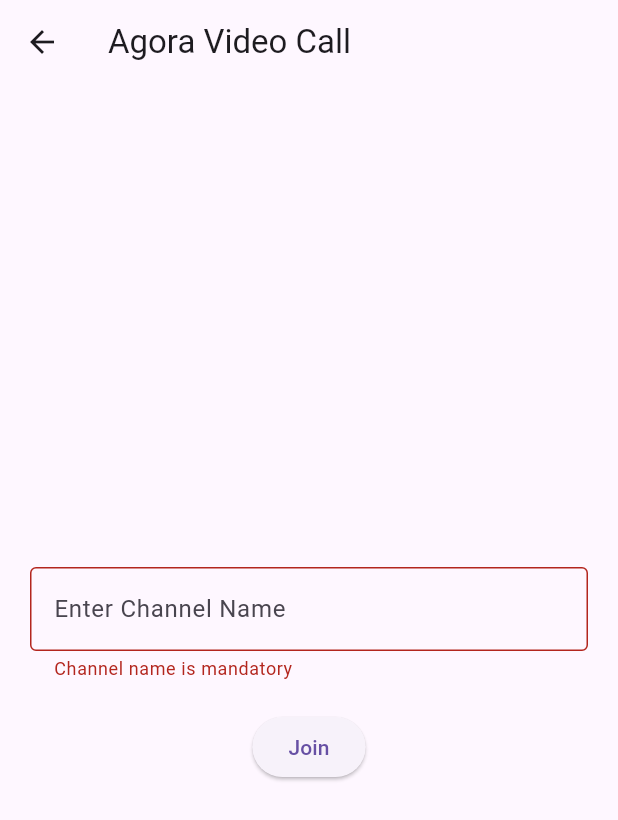
After one commit to Bipin058/SMART_HEALTH, a Flutter app: the VideoCallHomePage screen opened directly, after a tap on "Join", on a phone screen of 412 x 824 dp. The commit adds this screen. Shown: the top 820 px of the screen. Run offline on Flutter 3.47's test engine with Material 3 defaults, Android fonts, the phone set to English and light mode, and no system bars; our stand-ins replace cloud_firestore, firebase_auth, firebase_core, flutter_local_notifications, permission_handler, shared_preferences and 2 more; missing offline and left inert: agora_rtc_engine, flutter_sound; accounts and stored records are empty.

Commit message:
made changes to the appointment booking and added video call

```diff
--- a/lib/screens/user_home_page.dart
+++ b/lib/screens/user_home_page.dart
@@ -1,4 +1,5 @@
 import 'package:flutter/material.dart';
+import 'package:harry/screens/video_call_homepage.dart';
 import 'package:harry/screens/view_remainders_page.dart';
 import 'about_us_page.dart';
 import 'help_page.dart';
@@ -59,14 +60,14 @@ class UserHomePage extends StatelessWidget {
                 Navigator.push(
                   context,
                   MaterialPageRoute(
-                      builder: (context) => const MedicalReportPage()),
+                      builder: (context) => const VideoCallHomePage()),
                 );
               },
               style: ElevatedButton.styleFrom(
                 foregroundColor: Colors.white,
                 backgroundColor: Colors.green,
               ),
-              child: const Text('Medical Report'),
+              child: const Text('Join Virtual Appointment'),
             ),
             const SizedBox(height: 10.0),
             ElevatedButton(
--- /dev/null
+++ b/lib/screens/video_call_homepage.dart
@@ -0,0 +1,62 @@
+import 'package:flutter/material.dart';
+import 'video_call.dart';
+
+class VideoCallHomePage extends StatefulWidget {
+  const VideoCallHomePage({Key? key}) : super(key: key);
+
+  @override
+  State<VideoCallHomePage> createState() => _VideoCallHomePageState();
+}
+
+class _VideoCallHomePageState extends State<VideoCallHomePage> {
+  final TextEditingController _channelController = TextEditingController();
+  bool _validateError = false;
+
+  @override
+  Widget build(BuildContext context) {
+    return Scaffold(
+      appBar: AppBar(
+        title: const Text('Agora Video Call'),
+      ),
+      body: Center(
+        child: Column(
+          mainAxisAlignment: MainAxisAlignment.center,
+          children: [
+            Padding(
+              padding: const EdgeInsets.all(20.0),
+              child: TextField(
+                controller: _channelController,
+                decoration: InputDecoration(
+                  errorText:
+                      _validateError ? 'Channel name is mandatory' : null,
+                  border: const OutlineInputBorder(),
+                  hintText: 'Enter Channel Name',
+                ),
+              ),
+            ),
+            ElevatedButton(
+              onPressed: () {
+                setState(() {
+                  _channelController.text.isEmpty
+                      ? _validateError = true
+                      : _validateError = false;
+                });
+                if (!_validateError) {
+                  Navigator.push(
+                    context,
+                    MaterialPageRoute(
+                      builder: (context) => VideoCallPage(
+                        channelName: _channelController.text,
+                      ),
+                    ),
+                  );
+                }
+              },
+              child: const Text('Join'),
+            ),
+          ],
+        ),
+      ),
+    );
+  }
+}
--- a/pubspec.yaml
+++ b/pubspec.yaml
@@ -49,6 +49,7 @@ dependencies:
   flutter_local_notifications: ^18.0.1
   timezone: ^0.10.0
   shared_preferences: ^2.3.3
+  agora_rtc_engine: ^6.3.2
 
 dev_dependencies:
   flutter_test:
```
Also changed, not shown: lib/screens/appointment_booking_page.dart (+126 -3 lines), lib/screens/video_call.dart (added, +177 -0 lines), pubspec.lock, 3 other files.
